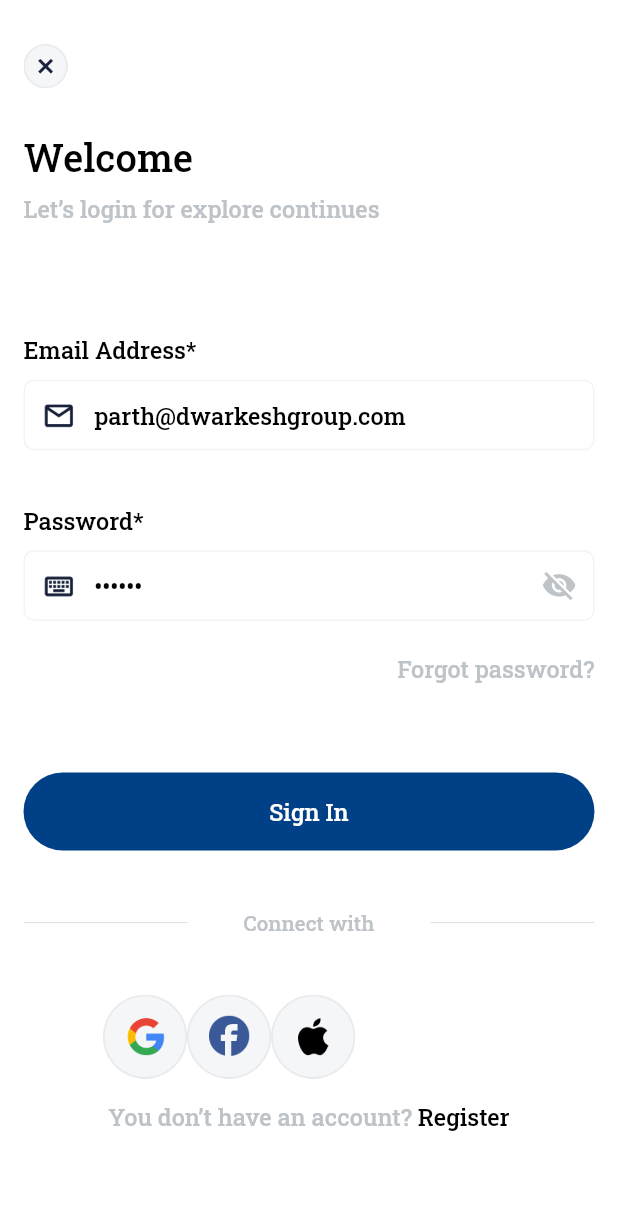
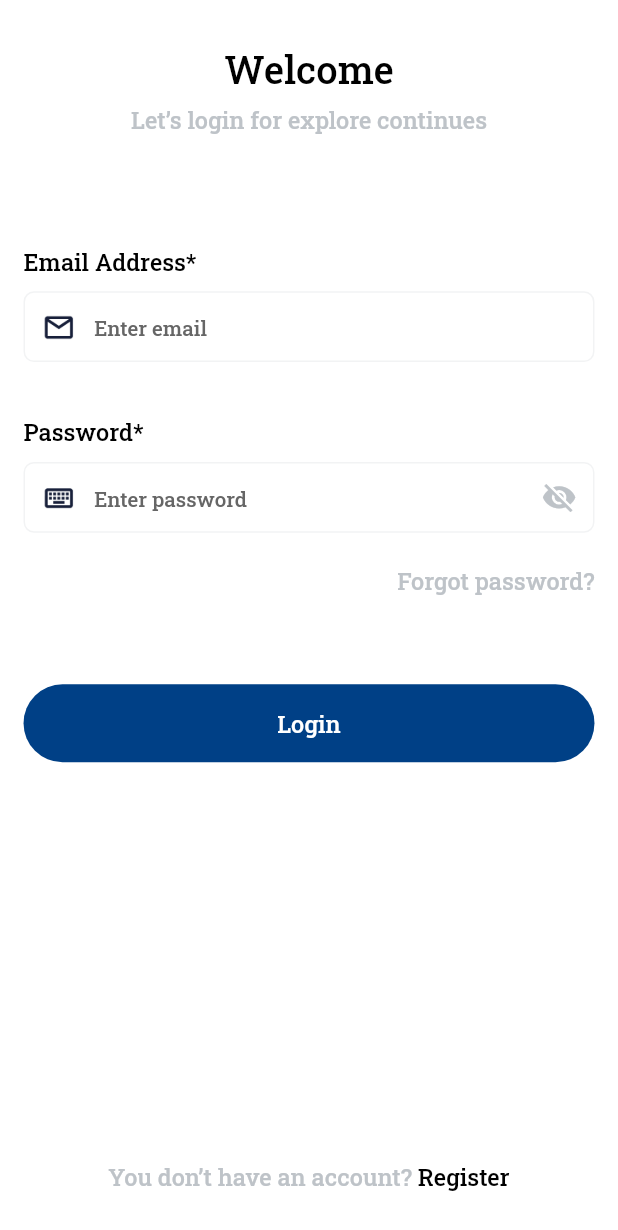
Before and after one commit to parthh75/igli_app, a Flutter app: the screen it shows after launch, on a phone screen of 412 x 824 dp. Shown: the top 1230 px of the screen. Run offline on Flutter 3.47's test engine with Material 2 defaults, Android fonts, the phone set to English and light mode, and no system bars; our stand-ins replace carousel_slider, firebase_auth, firebase_core, flash, flutter_otp_text_field, flutter_spinkit and 3 more; missing offline and left inert: slide_to_confirm; accounts and stored records are empty; network calls fail.

Commit message:
zenish 20/11/2022

```diff
--- a/lib/utilities/string.dart
+++ b/lib/utilities/string.dart
@@ -7,8 +7,12 @@ class CS {
   static const String welcome = "Welcome";
   static const String letsLoginForExplore = "Let’s login for explore continues";
   static const String emailAdd = "Email Address";
-  static const String youDonHaveAccount = "You don’t have an account? "; //Don't have an account
+  static const String youDonHaveAccount =
+      "You don’t have an account? "; //Don't have an account
   static const String register = "Register";
+  static const String firstName = "First Name";
+  static const String lastName = "Last Name";
+  static const String phoneNumber = "Phone Number";
   static const String connectWith = "Connect with";
   static const String signIn = "Sign In";
   static const String signUp = "Sign Up";
@@ -17,8 +21,6 @@ class CS {
   static const String verification = "Verification";
   static const String resetPass = "Reset Password";
   static const String changePass = "Change Password";
-  static const String newPass = "New Password";
-  static const String confirmNewPass = "Confirm New Password";
   static const String done = "Done";
   static const String finish = "Finish";
   static const String preview = "Preview";
@@ -26,7 +28,9 @@ class CS {
   static const String no = "No";
   static const String forgotPasswordq = "Forgot password?";
   static const String password = "Password";
-  static const String pleaseEnterYour = "Please enter your email so we can help you recover your password. ";
+  static const String confirmPassword = "Confirm Password";
+  static const String pleaseEnterYour =
+      "Please enter your email so we can help you recover your password. ";
   static const String rememberPasswordq = "Remember Password? ";
   static const String login = "Login";
 
@@ -44,7 +48,8 @@ class CS {
   static String otp = "OTP";
   static String oldPassword = "Old Password";
   static String newPassword = "New Password";
-  static String confirmPassword = "Confirm Password";
+
+
   // static String password = "Paassword";
   // static String password = "Paassword";
   static String cPassword = "Change Paassword";
--- a/lib/view/login_screen.dart
+++ b/lib/view/login_screen.dart
@@ -2,9 +2,11 @@ import 'dart:io';
 
 import 'package:firebase_auth/firebase_auth.dart';
 import 'package:firebase_core/firebase_core.dart';
+import 'package:flash/flash.dart';
 import 'package:flutter/material.dart';
 import 'package:get/get.dart';
 import 'package:igli_financial/view/main_screen.dart';
+import 'package:igli_financial/view/more/signIn_screen.dart';
 
 import '../utilities/colors.dart';
 import '../utilities/common_button.dart';
@@ -43,10 +45,10 @@ class _LoginScreenState extends State<LoginScreen> {
 
   @override
   void initState() {
-    emailController.text = "parth@dwarkeshgroup.com";
-    passwordController.text = "123456";
+    // emailController.text = "parth@dwarkeshgroup.com";
+    // passwordController.text = "123456";
     FirebaseAuth.instance.createUserWithEmailAndPassword(
-        email: "parth@dwarkeshgroup.com", password: "123456");
+        email: emailController.text, password: passwordController.text);
     super.initState();
   }
 
@@ -59,30 +61,11 @@ class _LoginScreenState extends State<LoginScreen> {
           padding: const EdgeInsets.symmetric(horizontal: 16.0),
           child: Form(
             key: formKey,
-            child: ListView(
-              shrinkWrap: true,
-              physics: const ClampingScrollPhysics(),
+            child: Column(
+              // shrinkWrap: true,
+              // physics: const ClampingScrollPhysics(),
               //crossAxisAlignment: CrossAxisAlignment.start,
               children: [
-                const SizedBox(
-                  height: 30.0,
-                ),
-                Align(
-                  alignment: Alignment.topLeft,
-                  child: GestureDetector(
-                    onTap: () {
-                      Get.back();
-                    },
-                    child: SizedBox(
-                      height: 30.0,
-                      width: 30.0,
-                      child: Image.asset(
-                        "assets/image/close_circle.png",
-                        scale: 3.5,
-                      ),
-                    ),
-                  ),
-                ),
                 const SizedBox(
                   height: 30.0,
                 ),
@@ -169,68 +152,34 @@ class _LoginScreenState extends State<LoginScreen> {
                     signIn();
                     success == 2
                         ? Get.offAll(const MainScreen())
-                        : print("Something went wrong");
+                        : showFlash(
+                            context: context,
+                            duration: const Duration(seconds: 3),
+                            builder: (context, controller) {
+                              return Flash(
+                                controller: controller,
+                                position: FlashPosition.top,
+                                behavior: FlashBehavior.floating,
+                                boxShadows: kElevationToShadow[4],
+                                borderRadius: BorderRadius.circular(10),
+                                margin: const EdgeInsets.all(20),
+                                backgroundColor: colorPrimary,
+                                horizontalDismissDirection:
+                                    HorizontalDismissDirection.horizontal,
+                                child: FlashBar(
+                                  content: Text('InValid Email Id OR Password',
+                                      style: TextStyle(color: colorFFFFFF)),
+                                ),
+                              );
+                            },
+                          );
                   },
-                  text: CS.signIn,
+                  text: CS.login,
                 ),
-                const SizedBox(
-                  height: 40.0,
-                ),
-                Row(
-                  children: [
-                    const Expanded(child: Divider()),
-                    Padding(
-                      padding: const EdgeInsets.symmetric(horizontal: 38.0),
-                      child: Text(
-                        CS.connectWith,
-                        style: themeData.textTheme.subtitle2
-                            ?.copyWith(color: textColorPrimary),
-                      ),
-                    ),
-                    const Expanded(child: Divider()),
-                  ],
-                ),
-                const SizedBox(
-                  height: 40.0,
-                ),
-                Padding(
-                  padding: const EdgeInsets.symmetric(horizontal: 54.0),
-                  child: Row(
-                    // mainAxisAlignment: Platform.isIOS
-                    //     ? MainAxisAlignment.spaceBetween
-                    //     : MainAxisAlignment.spaceAround,
-                    children: [
-                      GestureDetector(
-                        onTap: () {},
-                        child: Image.asset(
-                          "assets/image/google_circle.png",
-                          scale: 3.5,
-                        ),
-                      ),
-                      GestureDetector(
-                        onTap: () {},
-                        child: Image.asset(
-                          "assets/image/facebook_circle.png",
-                          scale: 3.5,
-                        ),
-                      ),
-                      //if (Platform.isIOS)
-                      GestureDetector(
-                        onTap: () {},
-                        child: Image.asset(
-                          "assets/image/apple_circle.png",
-                          scale: 3.5,
-                        ),
-                      ),
-                    ],
-                  ),
-                ),
-                const SizedBox(
-                  height: 15.0,
-                ),
+                const Spacer(),
                 GestureDetector(
                   onTap: () {
-                    // Get.to(() => SignUpScreen());
+                    Get.to(() => const SignInScreen());
                   },
                   child: Center(
                     child: RichText(
--- a/pubspec.yaml
+++ b/pubspec.yaml
@@ -48,6 +48,7 @@ dependencies:
   flutter_otp_text_field: ^1.1.0+2
   carousel_slider: ^4.1.1
   firebase_auth: ^4.1.2
+  flash: ^2.0.5
 
 
 dev_dependencies:
```
Also changed, not shown: lib/utilities/common_taxfield.dart (+18 -9 lines), lib/view/more/signIn_screen.dart (+90 -6 lines), pubspec.lock.
